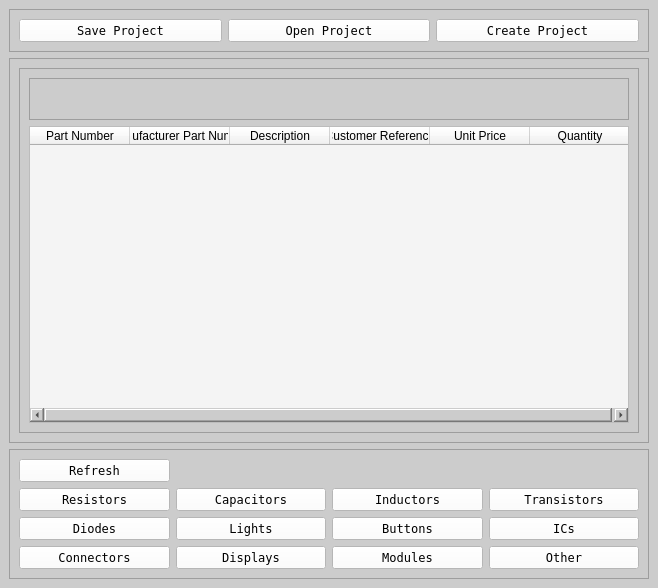
Qt form Program_Files/project_window.ui (Thomas1B/Electronics-Inventory-Program) before a commit.
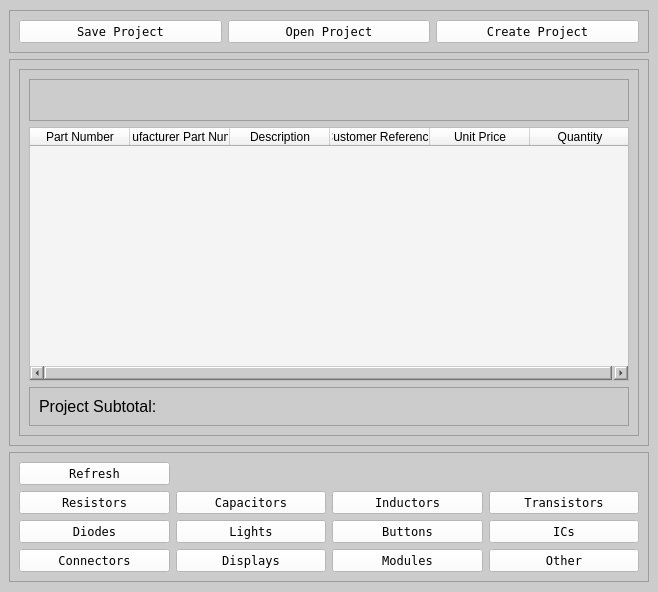
The same form after that commit. Icons and pictures are not drawn.

The edit to the form file:
```diff
--- a/Program_Files/project_window.ui
+++ b/Program_Files/project_window.ui
@@ -7,7 +7,7 @@
     <x>0</x>
     <y>0</y>
     <width>658</width>
-    <height>588</height>
+    <height>592</height>
    </rect>
   </property>
   <property name="windowTitle">
@@ -25,6 +25,12 @@
     <string notr="true">background-color: rgb(204, 204, 204);</string>
    </property>
    <layout class="QVBoxLayout" name="verticalLayout_3">
+    <property name="topMargin">
+     <number>10</number>
+    </property>
+    <property name="bottomMargin">
+     <number>10</number>
+    </property>
     <item>
      <widget class="QFrame" name="frame_3">
       <property name="frameShape">
@@ -257,6 +263,30 @@
             </column>
            </widget>
           </item>
+          <item>
+           <widget class="QFrame" name="frame_6">
+            <property name="frameShape">
+             <enum>QFrame::StyledPanel</enum>
+            </property>
+            <property name="frameShadow">
+             <enum>QFrame::Raised</enum>
+            </property>
+            <layout class="QVBoxLayout" name="verticalLayout_4">
+             <item>
+              <widget class="QLabel" name="subtotal">
+               <property name="font">
+                <font>
+                 <pointsize>12</pointsize>
+                </font>
+               </property>
+               <property name="text">
+                <string>Project Subtotal: </string>
+               </property>
+              </widget>
+             </item>
+            </layout>
+           </widget>
+          </item>
          </layout>
         </widget>
        </item>
```
Left out of the diff: 30 changed lines with no effect on the pictures.
